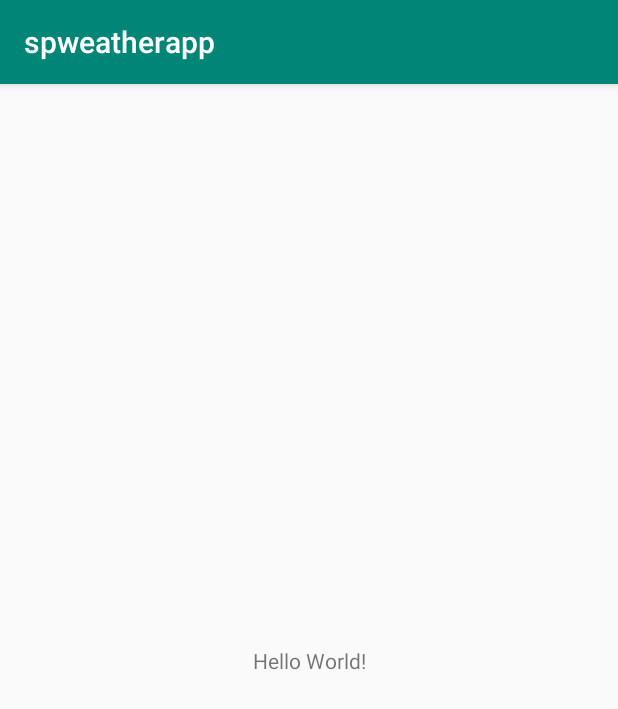
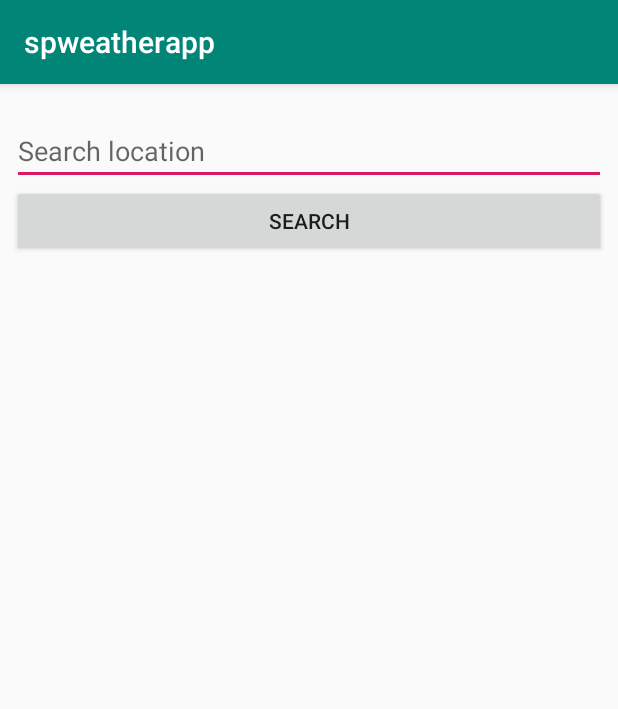
Before and after one commit to rajinikanth47/spweatherapp, an Android app: the screen it shows after launch (MainActivity), on a phone screen of 412 x 824 dp. Shown: the top 709 px of the screen. Run offline under Robolectric (Android 15) with nearby library versions, the phone set to English and light mode, and no system bars.

Commit message:
Add location queue to show ordered list of the recent locations Add unit test cases for LocationQueue

```diff
--- a/app/src/main/java/com/spdigital/weatherapp/MainActivity.kt
+++ b/app/src/main/java/com/spdigital/weatherapp/MainActivity.kt
@@ -2,11 +2,21 @@ package com.spdigital.weatherapp
 
 import androidx.appcompat.app.AppCompatActivity
 import android.os.Bundle
+import com.spdigital.weatherapp.util.LocationQueue
+import kotlinx.android.synthetic.main.activity_main.*
 
 class MainActivity : AppCompatActivity() {
 
     override fun onCreate(savedInstanceState: Bundle?) {
         super.onCreate(savedInstanceState)
         setContentView(R.layout.activity_main)
+
+        btnSearch.setOnClickListener{
+            val searchLocation = etSearchLocation.text.toString()
+            LocationQueue.addLocationToQueue(searchLocation)
+
+            println("Location List ${LocationQueue.getLocationQueueAsList()}")
+        }
+
     }
 }
--- a/app/src/main/res/layout/activity_main.xml
+++ b/app/src/main/res/layout/activity_main.xml
@@ -6,13 +6,33 @@
     android:layout_height="match_parent"
     tools:context=".MainActivity">
 
-    <TextView
-        android:layout_width="wrap_content"
+
+    <EditText
+        android:id="@+id/etSearchLocation"
+        android:layout_width="0dp"
         android:layout_height="wrap_content"
-        android:text="Hello World!"
-        app:layout_constraintBottom_toBottomOf="parent"
-        app:layout_constraintLeft_toLeftOf="parent"
-        app:layout_constraintRight_toRightOf="parent"
+        android:layout_marginStart="8dp"
+        android:layout_marginLeft="8dp"
+        android:layout_marginTop="22dp"
+        android:layout_marginEnd="8dp"
+        android:layout_marginRight="8dp"
+        android:ems="10"
+        android:inputType="textPersonName"
+        android:hint="@string/search_location"
+        app:layout_constraintEnd_toEndOf="parent"
+        app:layout_constraintStart_toStartOf="parent"
         app:layout_constraintTop_toTopOf="parent" />
 
+    <Button
+        android:id="@+id/btnSearch"
+        android:layout_width="0dp"
+        android:layout_height="wrap_content"
+        android:layout_marginStart="8dp"
+        android:layout_marginLeft="8dp"
+        android:layout_marginEnd="8dp"
+        android:layout_marginRight="8dp"
+        android:text="@string/search"
+        app:layout_constraintEnd_toEndOf="parent"
+        app:layout_constraintStart_toStartOf="parent"
+        app:layout_constraintTop_toBottomOf="@+id/etSearchLocation" />
 </androidx.constraintlayout.widget.ConstraintLayout>
--- a/app/src/main/res/values/strings.xml
+++ b/app/src/main/res/values/strings.xml
@@ -1,3 +1,5 @@
 <resources>
     <string name="app_name">spweatherapp</string>
+    <string name="search">Search</string>
+    <string name="search_location">Search location</string>
 </resources>
```
Also changed, not shown: app/src/main/java/com/spdigital/weatherapp/util/LocationQueue.kt (added, +30 -0 lines), 1 other file.
